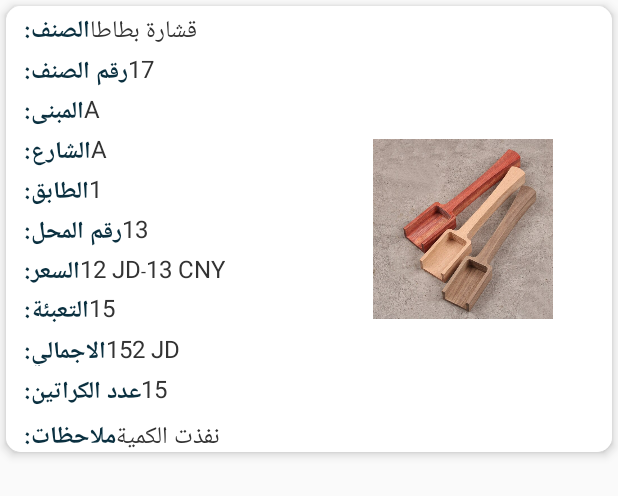
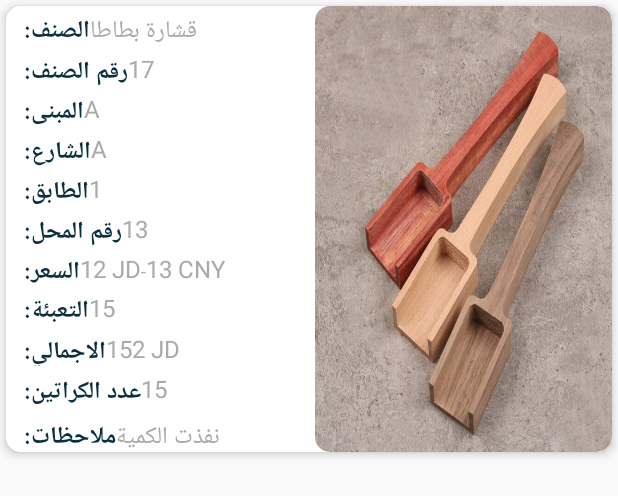
Before and after one commit to duaaali1/filteration, an Android app: the layout row_vertical_products_per_cat.xml on its own in the app's theme, with its tools: preview values and no code run, on a phone screen of 412 x 824 dp. Shown: the top 496 px of the screen. Run offline under Robolectric (Android 15) with nearby library versions, the phone set to English and light mode, and no system bars.

Commit message:
product filter

```diff
--- a/app/build.gradle
+++ b/app/build.gradle
@@ -35,6 +35,6 @@ dependencies {
     implementation project(path: ':backdrop')
     implementation 'androidx.appcompat:appcompat:1.0.2'
     implementation 'com.google.android.material:material:1.0.0'
-
+    compile 'com.github.IntruderShanky:Frisson:2.1.1'
     implementation files('libs/jxl.jar')
 }
--- a/app/src/main/java/com/roacult/kero/team7/backdropapp/controler/MainActivity.java
+++ b/app/src/main/java/com/roacult/kero/team7/backdropapp/controler/MainActivity.java
@@ -63,8 +63,8 @@ public class MainActivity extends AppCompatActivity implements View.OnClickListe
         productAdapter.setOnItemClickListner(new ProductAdapter.OnItemClickListner() {
             @Override
             public void onItemClick(int position, View view) {
-                showMenu(view);
-                position1=position;
+              /*  showMenu(view);
+                position1=position;*/
             }
             @Override
             public void onLongItemClick(int position, View view) {
--- a/app/src/main/java/com/roacult/kero/team7/backdropapp/dialog/MyDialogFragment.java
+++ b/app/src/main/java/com/roacult/kero/team7/backdropapp/dialog/MyDialogFragment.java
@@ -11,7 +11,6 @@ import android.view.View;
 import android.view.ViewGroup;
 import android.view.WindowManager;
 import android.widget.EditText;
-import android.widget.ImageView;
 import android.widget.TextView;
 
 import androidx.fragment.app.DialogFragment;
@@ -62,7 +61,6 @@ public class MyDialogFragment extends DialogFragment {
         edchinaPrice = rootView.findViewById(R.id.chinaPrice);
         edpacking = rootView.findViewById(R.id.packing);
         edcartonsNo = rootView.findViewById(R.id.cartonsNo);
-        ;
     }
 
     private void setupWishBtn(View rootView) {
--- a/app/src/main/res/layout/row_vertical_products_per_cat.xml
+++ b/app/src/main/res/layout/row_vertical_products_per_cat.xml
@@ -58,7 +58,7 @@
                     android:gravity="center_vertical"
                     android:maxLines="2"
                     android:text="قشارة بطاطا"
-                    android:textColor="#333333"
+                    android:textColor="#AAAAAA"
                     android:textSize="16sp" />
 
             </LinearLayout>
@@ -85,7 +85,7 @@
                     android:gravity="center_vertical"
                     android:maxLines="2"
                     android:text="17"
-                    android:textColor="#333333"
+                    android:textColor="#AAAAAA"
                     android:textSize="16sp" />
 
             </LinearLayout>
@@ -111,7 +111,7 @@
                     android:gravity="center_vertical"
 
                     android:text="A"
-                    android:textColor="#333333"
+                    android:textColor="#AAAAAA"
                     android:textSize="16sp"
                     android:layout_width="wrap_content" />
 
@@ -138,7 +138,7 @@
         android:layout_marginTop="3dp"
         android:gravity="center_vertical"
         android:text="A"
-        android:textColor="#333333"
+        android:textColor="#AAAAAA"
         android:textSize="16sp" />
 
 </LinearLayout>
@@ -165,7 +165,7 @@
                     android:layout_marginTop="3dp"
                     android:gravity="center_vertical"
                     android:text="1"
-                    android:textColor="#333333"
+                    android:textColor="#AAAAAA"
                     android:textSize="16sp" />
 
             </LinearLayout>
@@ -189,7 +189,7 @@
                     android:layout_marginTop="3dp"
                     android:gravity="center_vertical"
                     android:text="13"
-                    android:textColor="#333333"
+                    android:textColor="#AAAAAA"
                     android:textSize="16sp" />
 
             </LinearLayout>
@@ -214,7 +214,7 @@
                     android:layout_marginTop="3dp"
                     android:gravity="center_vertical"
                     android:text="12 JD"
-                    android:textColor="#333333"
+                    android:textColor="#AAAAAA"
                     android:textSize="16sp" />
 
                 <TextView
@@ -223,7 +223,7 @@
                     android:layout_marginTop="3dp"
                     android:gravity="center_vertical"
                     android:text="-"
-                    android:textColor="#333333"
+                    android:textColor="#AAAAAA"
                     android:textSize="12sp" />
 
                 <TextView
@@ -233,7 +233,7 @@
                     android:layout_marginTop="3dp"
                     android:gravity="center_vertical"
                     android:text="13 CNY"
-                    android:textColor="#333333"
+                    android:textColor="#AAAAAA"
                     android:textSize="16sp" />
 
 
@@ -260,7 +260,7 @@
                     android:layout_marginTop="3dp"
                     android:gravity="center_vertical"
                     android:text="15"
-                    android:textColor="#333333"
+                    android:textColor="#AAAAAA"
                     android:textSize="16sp" />
 
 
@@ -285,7 +285,7 @@
 
                     android:gravity="center_vertical|end"
                     android:text="152 JD"
-                    android:textColor="#333333"
+                    android:textColor="#AAAAAA"
                     android:textSize="16sp"
                     android:layout_width="wrap_content" />
 
@@ -309,7 +309,7 @@
                     android:layout_marginTop="3dp"
                     android:gravity="center_vertical"
                     android:text="15"
-                    android:textColor="#333333"
+                    android:textColor="#AAAAAA"
                     android:textSize="16sp"
                     android:layout_width="wrap_content" />
 
@@ -333,25 +333,37 @@
                     android:layout_marginTop="3dp"
                     android:gravity="center_vertical"
                     android:text="نفذت الكمية"
-                    android:textColor="#333333"
+                    android:textColor="#AAAAAA"
                     android:textSize="16sp" />
 
             </LinearLayout>
 
 
         </LinearLayout>
+
         <LinearLayout
             android:orientation="vertical"
             android:layout_width="0dp"
             android:layout_weight="1"
             android:gravity="center"
             android:layout_height="match_parent">
-            <ImageView
-                android:layout_margin="10dp"
-                android:layout_gravity="center"
-                android:background="@drawable/s"
-                android:layout_height="120dp"
-                android:layout_width="120dp" />
+            <androidx.cardview.widget.CardView xmlns:app="http://schemas.android.com/apk/res-auto"
+                android:layout_width="match_parent"
+                android:layout_height="match_parent"
+
+                android:innerRadius="15dp"
+                android:shape="ring"
+                app:cardCornerRadius="10dp"
+                app:cardElevation="0dp"
+                tools:ignore="NestedWeights">
+
+                <ImageView
+                    android:layout_gravity="center"
+                    android:background="@drawable/s"
+                    android:layout_height="match_parent"
+                    android:layout_width="match_parent" />
+
+            </androidx.cardview.widget.CardView>
         </LinearLayout>
 
     </LinearLayout>
--- a/app/src/main/res/values/strings.xml
+++ b/app/src/main/res/values/strings.xml
@@ -1,5 +1,5 @@
 <resources>
-    <string name="app_name">BackDropApp</string>
+    <string name="app_name">شخشير</string>
     <string name="categorie">categories</string>
     <string name="wilaya">State</string>
     <string name="price">Price</string>
```
